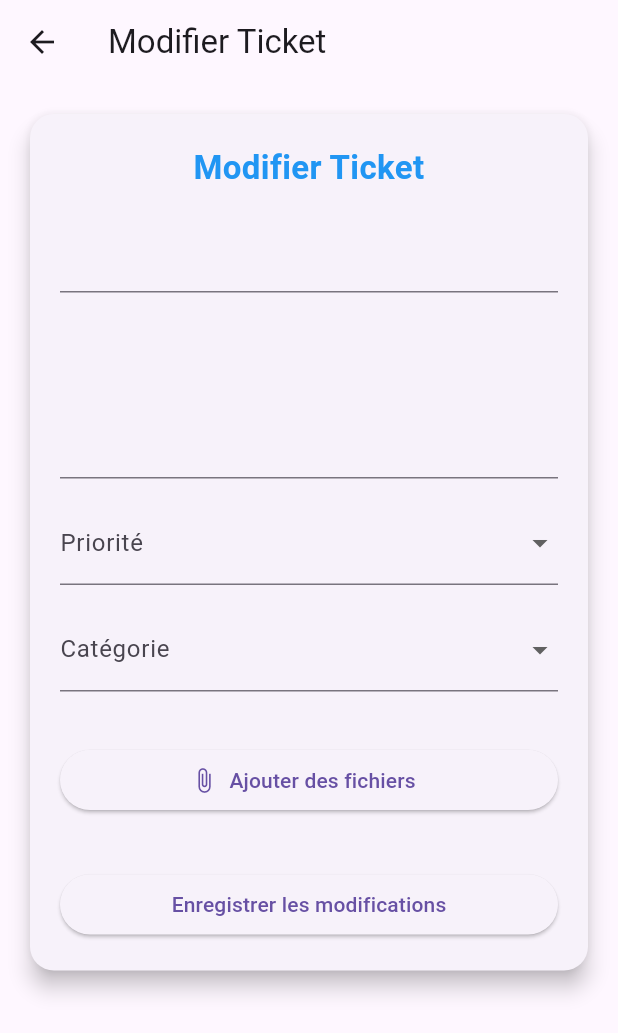
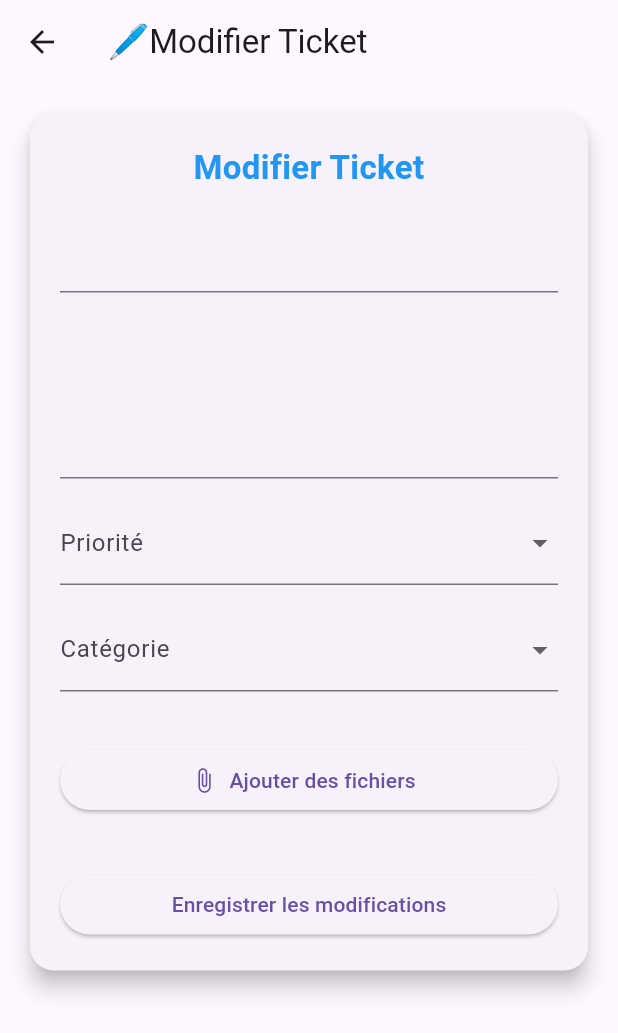
Before and after one commit to ayacherif624-cpu/application_mobile-support_client, a Flutter app: the ModifierTicketView screen opened directly with empty values, on a phone screen of 412 x 824 dp. Shown: the top 1033 px of the screen. Run offline on Flutter 3.47's test engine with Material 3 defaults, Android fonts, the phone set to English and light mode, and no system bars; our stand-ins replace cloud_firestore, file_picker, firebase_auth, firebase_core, firebase_messaging, firebase_storage and 3 more; missing offline and left inert: flutter_firebase; accounts and stored records are empty; statements that could not run were skipped.

Commit message:
Ajout un icone pour le titre modifier tickets

```diff
--- a/lib/views/modifier_ticket_view.dart
+++ b/lib/views/modifier_ticket_view.dart
@@ -107,7 +107,7 @@ class _ModifierTicketViewState extends State<ModifierTicketView> {
     final ticketController = Provider.of<TicketController>(context);
 
     return Scaffold(
-      appBar: AppBar(title: const Text("Modifier Ticket")),
+      appBar: AppBar(title: const Text("🖊️Modifier Ticket")),
       body: SingleChildScrollView(
         padding: const EdgeInsets.all(16),
         child: Card(
```
